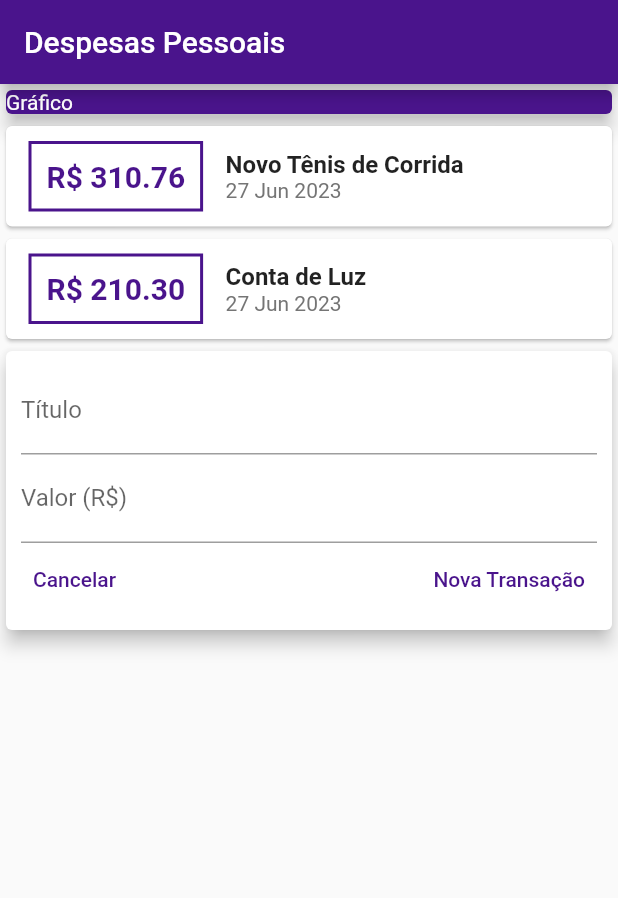
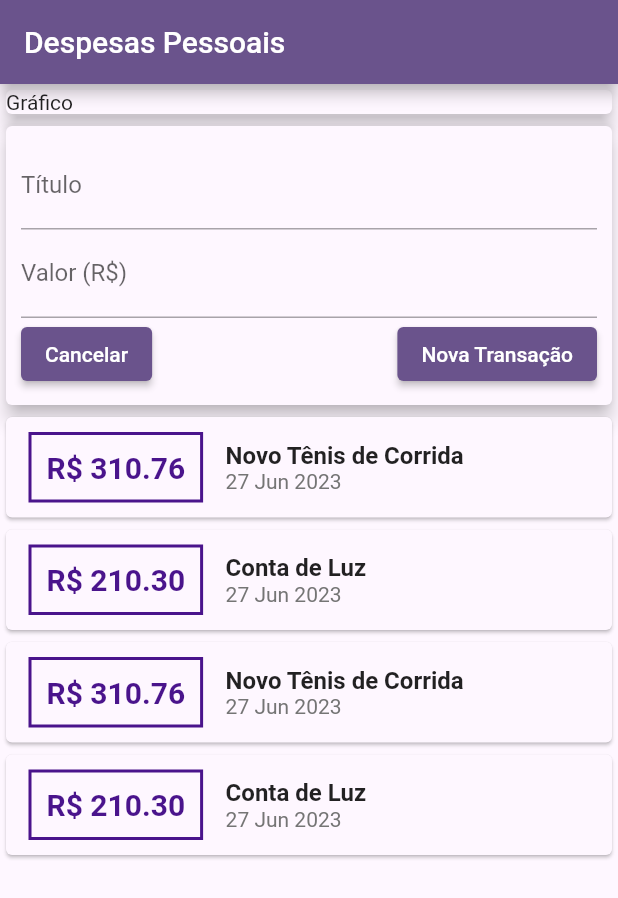
Before and after one commit to jhonatancassante/despesas_pessoais_flutter, a Flutter app: the screen it shows after launch, on a phone screen of 412 x 824 dp. Shown: the top 898 px of the screen. Run offline on Flutter 3.47's test engine with Material 2 defaults, Android fonts, the phone set to English and light mode, and no system bars.

Commit message:
Melhorias na estrutura

```diff
--- a/lib/components/formulario_transacao.dart
+++ b/lib/components/formulario_transacao.dart
@@ -1,6 +1,4 @@
 import 'package:flutter/material.dart';
-
-import '../styles/cores.dart';
 
 class FormularioTransacao extends StatelessWidget {
   final tituloController = TextEditingController();
@@ -8,49 +6,63 @@ class FormularioTransacao extends StatelessWidget {
 
   final void Function(String, double) aoEnviar;
 
+  final _formKey = GlobalKey<FormState>();
+
   FormularioTransacao(this.aoEnviar, {super.key});
 
   @override
   Widget build(BuildContext context) {
-    return Card(
+    return Form(
+      key: _formKey,
+      child: Card(
         elevation: 5,
         child: Padding(
           padding: const EdgeInsets.all(10),
           child: Column(
             children: [
-            TextField(
+              TextFormField(
                 controller: tituloController,
                 decoration: const InputDecoration(
                   labelText: 'Título',
                 ),
+                validator: (value) {
+                  if (value == null || value.isEmpty) {
+                    return 'Esse campo não pode estar vazio!';
+                  }
+                  return null;
+                },
               ),
-            TextField(
+              TextFormField(
                 controller: valorController,
                 decoration: const InputDecoration(
                   labelText: 'Valor (R\$)',
                 ),
+                validator: (value) {
+                  if (value == null || value.isEmpty) {
+                    return 'Esse campo não pode estar vazio!';
+                  }
+                  return null;
+                },
               ),
               Row(
                 mainAxisAlignment: MainAxisAlignment.spaceBetween,
                 children: [
-                TextButton(
+                  ElevatedButton(
                     onPressed: () {
-                    print(tituloController.text);
+                      tituloController.clear();
+                      valorController.clear();
                     },
-                  style: ButtonStyle(
-                    foregroundColor: MaterialStatePropertyAll(corPrimaria),
-                  ),
                     child: const Text('Cancelar'),
                   ),
-                TextButton(
+                  ElevatedButton(
                     onPressed: () {
+                      if (_formKey.currentState!.validate()) {
                         final titulo = tituloController.text;
-                    final valor = double.tryParse(valorController.text) ?? 0.0;
+                        final valor =
+                            double.tryParse(valorController.text) ?? 0.0;
                         aoEnviar(titulo, valor);
+                      }
                     },
-                  style: ButtonStyle(
-                    foregroundColor: MaterialStatePropertyAll(corPrimaria),
-                  ),
                     child: const Text('Nova Transação'),
                   ),
                 ],
@@ -58,6 +70,7 @@ class FormularioTransacao extends StatelessWidget {
             ],
           ),
         ),
+      ),
     );
   }
 }
--- a/lib/components/lista_transacao.dart
+++ b/lib/components/lista_transacao.dart
@@ -12,8 +12,12 @@ class ListaTransacao extends StatelessWidget {
 
   @override
   Widget build(BuildContext context) {
-    return Column(
-      children: transacoes.map((tr) {
+    return SizedBox(
+      height: 300,
+      child: ListView.builder(
+        itemCount: transacoes.length,
+        itemBuilder: (ctx, index) {
+          final tr = transacoes[index];
           return Card(
             child: Row(
               children: [
@@ -59,7 +63,8 @@ class ListaTransacao extends StatelessWidget {
               ],
             ),
           );
-      }).toList(),
+        },
+      ),
     );
   }
 }
--- a/lib/components/usuario_transacao.dart
+++ b/lib/components/usuario_transacao.dart
@@ -27,6 +27,42 @@ class _UsuarioTransacaoState extends State<UsuarioTransacao> {
       valor: 210.30,
       data: DateTime.now(),
     ),
+    Transacao(
+      id: 't3',
+      titulo: 'Novo Tênis de Corrida',
+      valor: 310.76,
+      data: DateTime.now(),
+    ),
+    Transacao(
+      id: 't4',
+      titulo: 'Conta de Luz',
+      valor: 210.30,
+      data: DateTime.now(),
+    ),
+    Transacao(
+      id: 't5',
+      titulo: 'Novo Tênis de Corrida',
+      valor: 310.76,
+      data: DateTime.now(),
+    ),
+    Transacao(
+      id: 't6',
+      titulo: 'Conta de Luz',
+      valor: 210.30,
+      data: DateTime.now(),
+    ),
+    Transacao(
+      id: 't7',
+      titulo: 'Novo Tênis de Corrida',
+      valor: 310.76,
+      data: DateTime.now(),
+    ),
+    Transacao(
+      id: 't8',
+      titulo: 'Conta de Luz',
+      valor: 210.30,
+      data: DateTime.now(),
+    ),
   ];
 
   _adicionaTransacao(String titulo, double valor) {
@@ -46,8 +82,8 @@ class _UsuarioTransacaoState extends State<UsuarioTransacao> {
   Widget build(BuildContext context) {
     return Column(
       children: [
+        FormularioTransacao(_adicionaTransacao),
         ListaTransacao(_transacoes),
-        FormularioTransacao(_adicionaTransacao),
       ],
     );
   }
--- a/lib/main.dart
+++ b/lib/main.dart
@@ -1,5 +1,4 @@
 import 'package:despesas_pessoal/components/usuario_transacao.dart';
-import 'package:despesas_pessoal/styles/cores.dart';
 import 'package:flutter/material.dart';
 
 main() => runApp(const DespesasPessoais());
@@ -9,8 +8,11 @@ class DespesasPessoais extends StatelessWidget {
 
   @override
   Widget build(BuildContext context) {
-    return const MaterialApp(
-      home: HomePage(),
+    return MaterialApp(
+      theme: ThemeData(
+        colorSchemeSeed: Colors.purple[900],
+      ),
+      home: const HomePage(),
     );
   }
 }
@@ -23,25 +25,23 @@ class HomePage extends StatelessWidget {
     return Scaffold(
       appBar: AppBar(
         title: const Text('Despesas Pessoais'),
-        backgroundColor: corPrimaria,
+        // backgroundColor: corPrimaria,
       ),
-      body: Column(
+      body: const SingleChildScrollView(
+        child: Column(
           crossAxisAlignment: CrossAxisAlignment.stretch,
           children: <Widget>[
             SizedBox(
               child: Card(
-              color: corPrimaria,
                 elevation: 5,
                 child: Text(
                   'Gráfico',
-                style: TextStyle(
-                  color: corTextoPrimaria,
                 ),
               ),
             ),
+            UsuarioTransacao(),
+          ],
         ),
-          const UsuarioTransacao(),
-        ],
       ),
     );
   }
```
Lines whose indentation alone changed are shown as unchanged.
